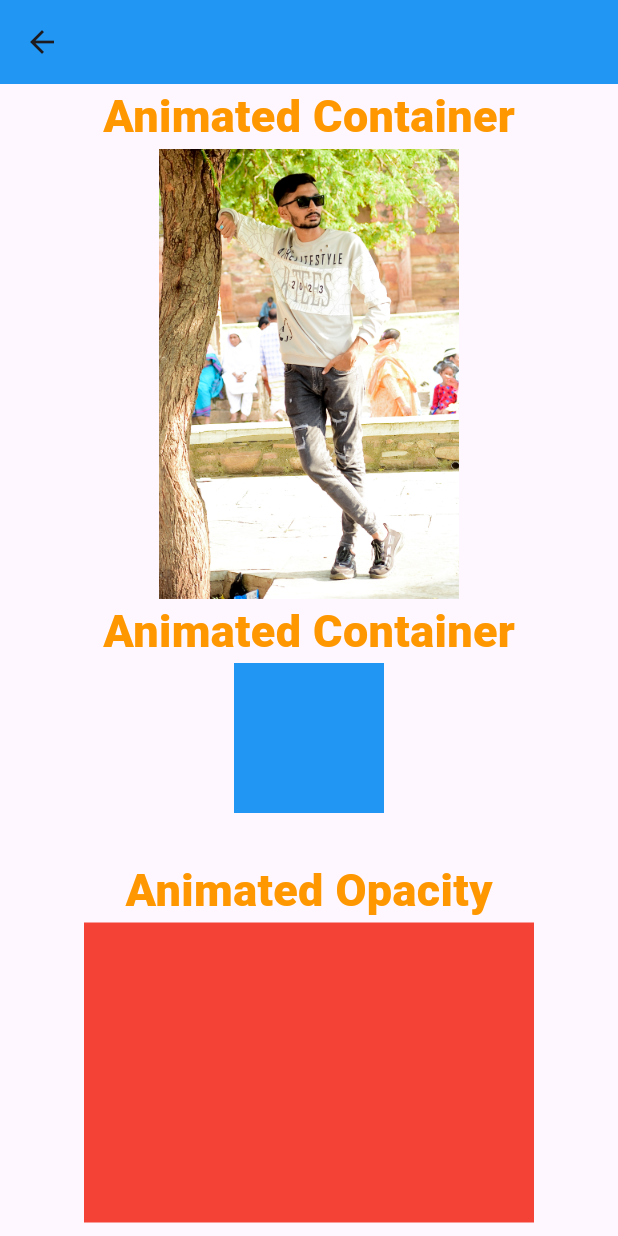
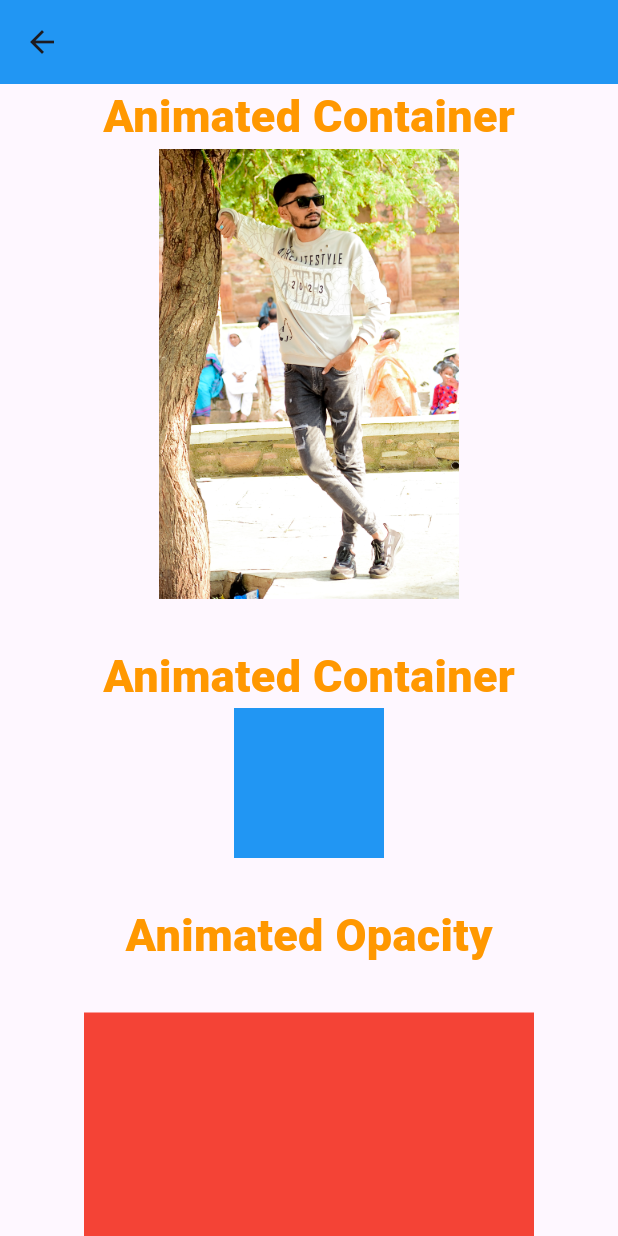
Before and after one commit to AbrarSumra/all_widgets_of_flutter, a Flutter app: the AnimatedContainerExample screen opened directly, on a phone screen of 412 x 824 dp. Run offline on Flutter 3.47's test engine with Material 2 defaults, Android fonts, the light colour scheme and no system bars.

Commit message:
Animation Align

```diff
--- a/lib/basic_widgets/animations.dart
+++ b/lib/basic_widgets/animations.dart
@@ -83,6 +83,7 @@ class _AnimatedContainerExampleState extends State<AnimatedContainerExample> {
                 ),
               ),
             ),
+            const SizedBox(height: 30),
             const Text(
               "Animated Container",
               style: TextStyle(
@@ -116,6 +117,7 @@ class _AnimatedContainerExampleState extends State<AnimatedContainerExample> {
                 fontWeight: FontWeight.w900,
               ),
             ),
+            const SizedBox(height: 30),
             InkWell(
               onTap: () {
                 setState(() {
@@ -132,6 +134,7 @@ class _AnimatedContainerExampleState extends State<AnimatedContainerExample> {
                 ),
               ),
             ),
+            const SizedBox(height: 30),
             const Text(
               "Animated CrossFade",
               style: TextStyle(
@@ -163,6 +166,7 @@ class _AnimatedContainerExampleState extends State<AnimatedContainerExample> {
                 duration: const Duration(seconds: 2),
               ),
             ),
+            const SizedBox(height: 30),
             const Text(
               "Animated Align",
               style: TextStyle(
@@ -173,28 +177,32 @@ class _AnimatedContainerExampleState extends State<AnimatedContainerExample> {
             ),
             InkWell(
               onTap: () {
-                final random = Random().nextInt(arrAlignment.length - 1);
+                final random = Random().nextInt(arrAlignment.length);
                 randomAlignment = arrAlignment[random];
 
                 setState(() {});
               },
-              child: AnimatedAlign(
-                duration: const Duration(seconds: 2),
-                alignment: randomAlignment,
-                child: const SizedBox(
-                  height: 300,
-                  width: 300,
-                  child: Text(
-                    "Hello World!",
+              child: Container(
+                margin: const EdgeInsets.all(20),
+                padding: const EdgeInsets.all(10),
+                color: Colors.blue.shade200,
+                height: 250,
+                width: 400,
+                child: AnimatedAlign(
+                  duration: const Duration(seconds: 2),
+                  alignment: randomAlignment,
+                  child: const Text(
+                    "Don't Touch me! 🤭",
                     style: TextStyle(
-                      fontSize: 20,
-                      color: Colors.blue,
+                      fontSize: 28,
+                      color: Colors.red,
                       fontWeight: FontWeight.w900,
                     ),
                   ),
                 ),
               ),
             ),
+            const SizedBox(height: 30),
             const SizedBox(height: 100),
           ],
         ),
```
